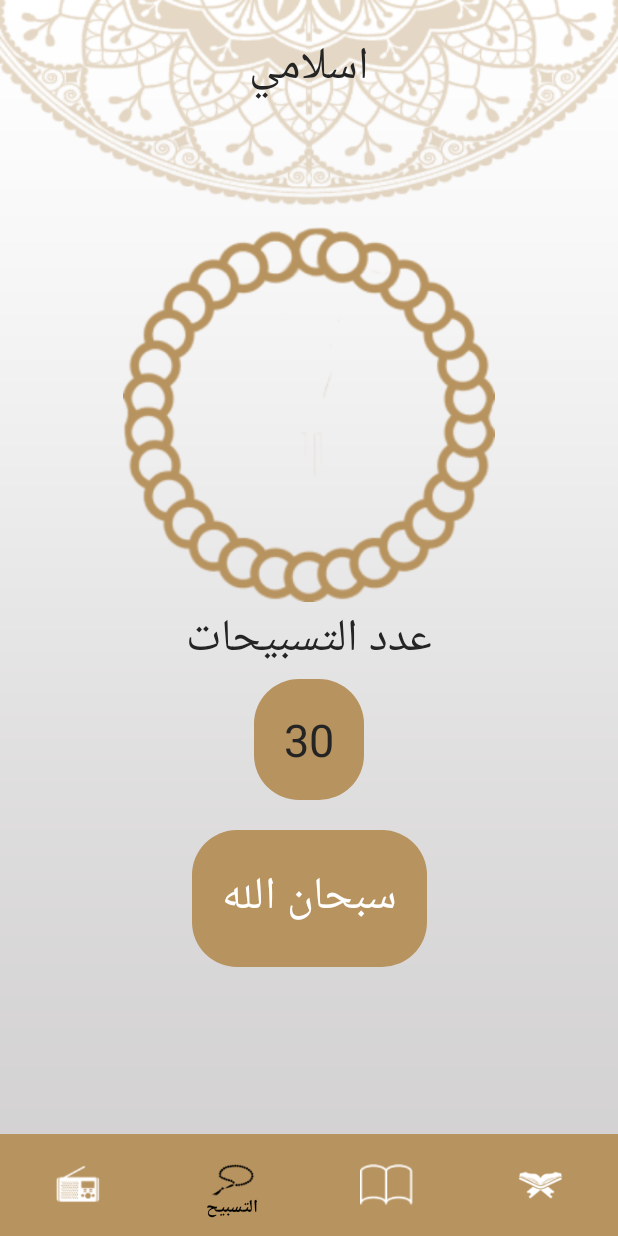
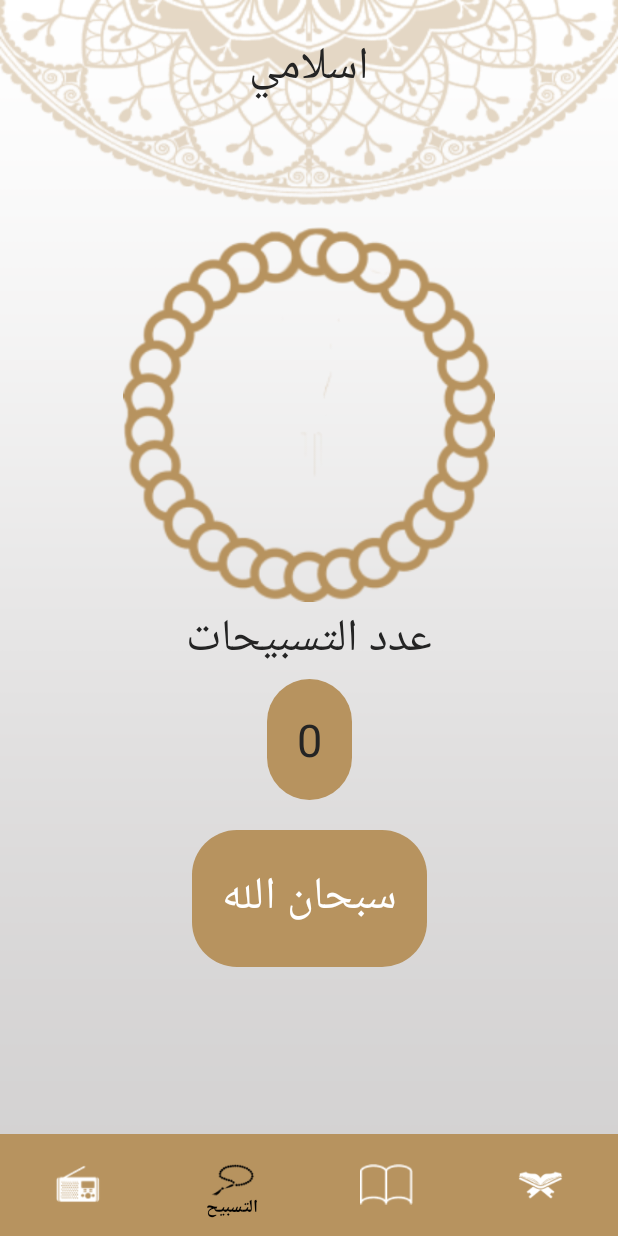
Before and after one commit to MahmoudYazid/Islami, an Android app: the screen it shows after launch (FragmentContainterActivity), item 2 of the bottom bar chosen, on a phone screen of 412 x 824 dp. Run offline under Robolectric (Android 15) with nearby library versions, the phone set to English and light mode, and no system bars.

Commit message:
sebha make

```diff
--- a/app/src/main/java/com/yazid/islami/fragments/sebha_fragment.kt
+++ b/app/src/main/java/com/yazid/islami/fragments/sebha_fragment.kt
@@ -1,11 +1,17 @@
 package com.yazid.islami.fragments
 
+import android.animation.ObjectAnimator
 import android.os.Bundle
 import androidx.fragment.app.Fragment
 import android.view.LayoutInflater
 import android.view.View
 import android.view.ViewGroup
+import android.widget.ImageView
+import android.widget.TextView
+import androidx.fragment.app.viewModels
+import androidx.lifecycle.Observer
 import com.yazid.islami.R
+import com.yazid.islami.viewModelPackage.ViewModel
 
 // TODO: Rename parameter arguments, choose names that match
 // the fragment initialization parameters, e.g. ARG_ITEM_NUMBER
@@ -19,6 +25,7 @@ private const val ARG_PARAM2 = "param2"
  */
 class sebha_fragment : Fragment() {
 
+    private val ViewmodelInst: ViewModel by viewModels()
 
     override fun onCreate(savedInstanceState: Bundle?) {
         super.onCreate(savedInstanceState)
@@ -29,8 +36,30 @@ class sebha_fragment : Fragment() {
         inflater: LayoutInflater, container: ViewGroup?,
         savedInstanceState: Bundle?
     ): View? {
+        val view =inflater.inflate(R.layout.fragment_sebha_fragment, container, false)
+        val IncBtm = view.findViewById<ImageView>(R.id.imageViewRadio)
+        val ViewTxt = view.findViewById<TextView>(R.id.textView4)
+
+
+        IncBtm.setOnClickListener {
+            val rotateAnimator = ObjectAnimator.ofFloat(IncBtm,"rotation",0f,360f)
+            rotateAnimator.duration = 1000
+            rotateAnimator.start()
+            ViewmodelInst.IncreaseCount()
+
+        }
+        ViewTxt.setOnClickListener{
+            ViewmodelInst.reset()
+        }
+        ViewmodelInst.mutableLiveDataInt.observe(viewLifecycleOwner, Observer { value ->
+            // Handle the updated value here
+            // 'value' is the new value emitted by the LiveData
+           ViewTxt.text= value.toString()
+        })
+
+
         // Inflate the layout for this fragment
-        return inflater.inflate(R.layout.fragment_sebha_fragment, container, false)
+        return view
     }
 
 
--- /dev/null
+++ b/app/src/main/java/com/yazid/islami/viewModelPackage/ViewModel.kt
@@ -0,0 +1,17 @@
+package com.yazid.islami.viewModelPackage
+import androidx.lifecycle.MutableLiveData
+import androidx.lifecycle.ViewModel
+
+class ViewModel: ViewModel() {
+    val mutableLiveDataInt: MutableLiveData<Int> = MutableLiveData(0)
+
+// Set a value for the MutableLiveData
+   public fun IncreaseCount(){
+       mutableLiveDataInt.value= mutableLiveDataInt.value?.plus(1)
+
+   }
+    public fun reset(){
+        mutableLiveDataInt.value= 0
+
+    }
+}
```
Also changed, not shown: app/build.gradle.kts (+43 -0 lines).
